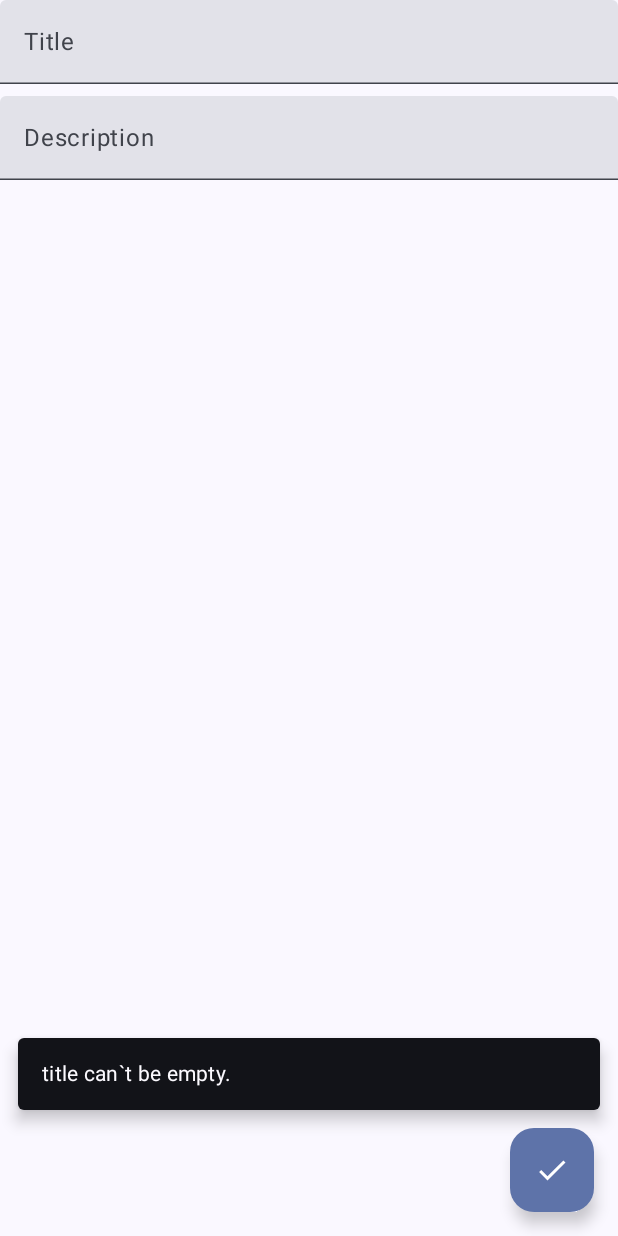
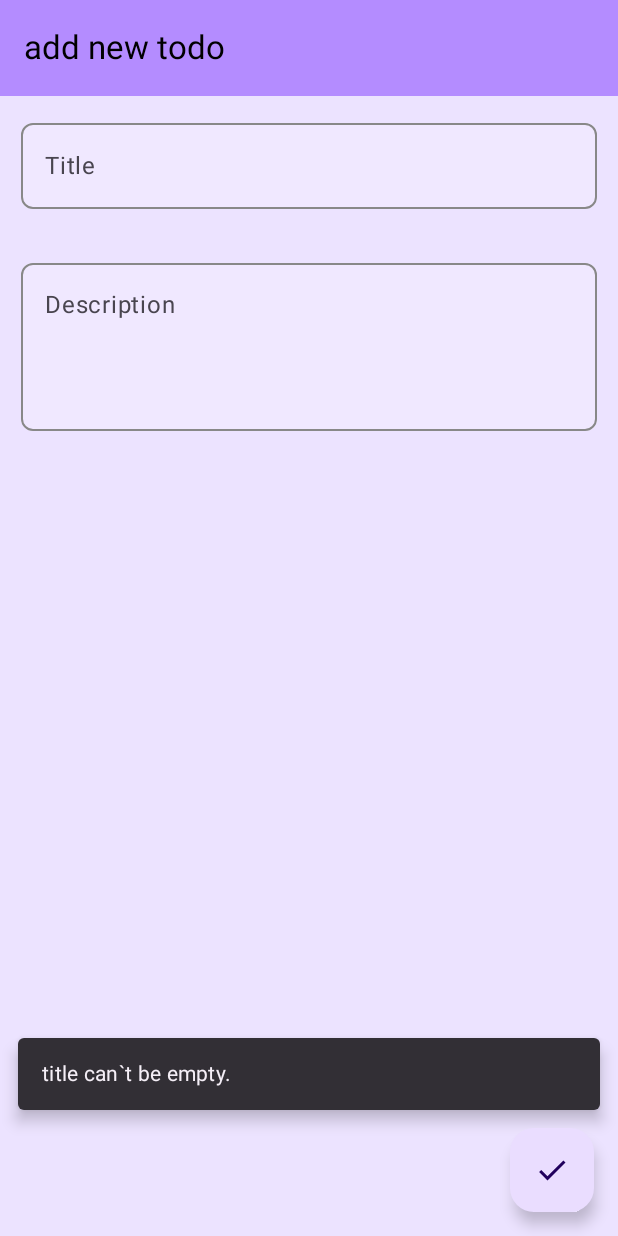
Before and after one commit to miladKz/TodoApp, an Android app built with Jetpack Compose: the composable AddEditTodoScreen shown on its own in the app's theme, after a tap on "save todo", on a phone screen of 412 x 824 dp. Run offline under Robolectric (Android 15) with nearby library versions, the phone set to English and light mode, and no system bars; our stand-ins replace Dagger/Hilt's generated code.

Commit message:
refactor: change UI addEditTodoScreen and refactor codes

```diff
--- a/app/src/main/java/kazemi/milad/android/todoapp/ui/add_edit_todo/AddEditTodoScreen.kt
+++ b/app/src/main/java/kazemi/milad/android/todoapp/ui/add_edit_todo/AddEditTodoScreen.kt
@@ -3,18 +3,18 @@ package kazemi.milad.android.todoapp.ui.add_edit_todo
 import androidx.compose.foundation.layout.Column
 import androidx.compose.foundation.layout.Spacer
 import androidx.compose.foundation.layout.fillMaxSize
-import androidx.compose.foundation.layout.fillMaxWidth
 import androidx.compose.foundation.layout.height
 import androidx.compose.foundation.layout.padding
 import androidx.compose.material.icons.Icons
 import androidx.compose.material.icons.filled.Check
+import androidx.compose.material3.ExperimentalMaterial3Api
 import androidx.compose.material3.FloatingActionButton
 import androidx.compose.material3.Icon
 import androidx.compose.material3.Scaffold
 import androidx.compose.material3.SnackbarHost
 import androidx.compose.material3.SnackbarHostState
 import androidx.compose.material3.Text
-import androidx.compose.material3.TextField
+import androidx.compose.material3.TopAppBar
 import androidx.compose.runtime.Composable
 import androidx.compose.runtime.LaunchedEffect
 import androidx.compose.runtime.remember
@@ -31,62 +31,92 @@ fun AddEditTodoScreen(
     viewModel: AddEditTodoViewModel = hiltViewModel()
 ) {
     val snackBarHostState = remember { SnackbarHostState() }
+
+    HandleUiEvents(viewModel, snackBarHostState, onPopBackStack)
+
+    Scaffold(
+        topBar = { TodoTopBar() },
+        snackbarHost = { SnackbarHost(snackBarHostState) },
+        modifier = Modifier.fillMaxSize(),
+        floatingActionButton = {
+            SaveTodoButton { viewModel.onEvent(AddEditTodoEvent.OnSaveTodoClick) }
+        }
+    ) { paddingValues ->
+        TodoContent(
+            viewModel = viewModel,
+            modifier = Modifier
+                .fillMaxSize()
+                .padding(paddingValues)
+        )
+    }
+}
+
+@Composable
+private fun HandleUiEvents(
+    viewModel: AddEditTodoViewModel,
+    snackBarHostState: SnackbarHostState,
+    onPopBackStack: () -> Unit
+) {
     LaunchedEffect(key1 = true) {
         viewModel.uiEvent.collect { event ->
             when (event) {
                 is UiEvent.PopBackStack -> onPopBackStack()
                 is UiEvent.ShowSnackBar -> {
                     snackBarHostState.showSnackbar(
-                        message = event.message, actionLabel = event.action
+                        message = event.message,
+                        actionLabel = event.action
                     )
                 }
 
                 else -> Unit
             }
-
+        }
     }
 }
 
-    Scaffold(
-        snackbarHost = { SnackbarHost(snackBarHostState) },
-        modifier = Modifier.fillMaxSize(),
-        floatingActionButton = {
-            FloatingActionButton(onClick = {
-                viewModel.onEvent(AddEditTodoEvent.OnSaveTodoClick)
-            }) {
-                Icon(Icons.Default.Check, contentDescription =
-                stringResource(R.string.save_todo))
+@OptIn(ExperimentalMaterial3Api::class)
+@Composable
+private fun TodoTopBar() {
+    TopAppBar(
+        title = { Text(stringResource(R.string.add_new_todo)) }
+    )
 }
-        }) { paddingValues ->
-        Column(
-            modifier = Modifier
-                .fillMaxSize()
-                .padding(paddingValues)
-        ) {
-            TextField(
-                value = viewModel.title, onValueChange = {
+
+@Composable
+private fun SaveTodoButton(onClick: () -> Unit) {
+    FloatingActionButton(onClick = onClick) {
+        Icon(
+            Icons.Default.Check,
+            contentDescription = stringResource(R.string.save_todo)
+        )
+    }
+}
+
+@Composable
+private fun TodoContent(viewModel: AddEditTodoViewModel, modifier: Modifier = Modifier) {
+    Column(modifier = modifier) {
+        Spacer(modifier = Modifier.height(4.dp))
+
+        // Title TextField
+        InputTextField(
+            value = viewModel.title,
+            onValueChange = {
                 viewModel.onEvent(AddEditTodoEvent.OnTitleChanged(it))
             },
-                placeholder = {
-                    Text(text = stringResource(R.string.title))
-                },
-                modifier = Modifier.fillMaxWidth()
+            placeholder = stringResource(R.string.title)
         )
 
         Spacer(modifier = Modifier.height(8.dp))
 
-            TextField(
-                value = viewModel.description, onValueChange = {
+        // Description TextField
+        InputTextField(
+            value = viewModel.description,
+            onValueChange = {
                 viewModel.onEvent(AddEditTodoEvent.OnDescriptionChanged(it))
             },
-                placeholder = {
-                    Text(text = stringResource(R.string.description))
-                },
-                modifier = Modifier.fillMaxWidth(),
-                singleLine = false,
+            placeholder = stringResource(R.string.description),
+            height = 140.dp,
             maxLines = 5
         )
     }
-
 }
-}
--- /dev/null
+++ b/app/src/main/java/kazemi/milad/android/todoapp/ui/add_edit_todo/InputTextField.kt
@@ -0,0 +1,63 @@
+package kazemi.milad.android.todoapp.ui.add_edit_todo
+
+import androidx.compose.foundation.background
+import androidx.compose.foundation.border
+import androidx.compose.foundation.layout.fillMaxWidth
+import androidx.compose.foundation.layout.height
+import androidx.compose.foundation.layout.padding
+import androidx.compose.foundation.shape.RoundedCornerShape
+import androidx.compose.material3.MaterialTheme
+import androidx.compose.material3.Text
+import androidx.compose.material3.TextField
+import androidx.compose.material3.TextFieldDefaults
+import androidx.compose.runtime.Composable
+import androidx.compose.ui.Modifier
+import androidx.compose.ui.graphics.Color
+import androidx.compose.ui.unit.Dp
+import androidx.compose.ui.unit.dp
+
+@Composable
+fun InputTextField(
+    value: String,
+    onValueChange: (String) -> Unit,
+    placeholder: String,
+    maxLines: Int = 1,
+    modifier: Modifier = Modifier,
+    height: Dp = 85.dp
+) {
+    TextField(
+        value = value,
+        onValueChange = onValueChange,
+        placeholder = {
+            Text(text = placeholder)
+        },
+        modifier = modifier
+            .then(defaultModifier(height)),
+        singleLine = maxLines <= 1,
+        maxLines = maxLines,
+        colors = textFieldColors(),
+        shape = RoundedCornerShape(8.dp)
+    )
+}
+
+private fun defaultModifier(height: Dp): Modifier = Modifier
+    .fillMaxWidth()
+    .height(height)
+    .padding(14.dp)
+    .background(
+        color = Color.White,
+        shape = RoundedCornerShape(8.dp)
+    )
+    .border(
+        width = 1.dp,
+        color = Color.Gray,
+        shape = RoundedCornerShape(8.dp)
+    )
+
+@Composable
+private fun textFieldColors() = TextFieldDefaults.colors(
+    unfocusedContainerColor = MaterialTheme.colorScheme.background,
+    focusedContainerColor = MaterialTheme.colorScheme.surfaceVariant,
+    focusedIndicatorColor = Color.Transparent,
+    unfocusedIndicatorColor = Color.Transparent,
+)
--- a/app/src/main/java/kazemi/milad/android/todoapp/ui/theme/Theme.kt
+++ b/app/src/main/java/kazemi/milad/android/todoapp/ui/theme/Theme.kt
@@ -9,35 +9,43 @@ import androidx.compose.material3.dynamicDarkColorScheme
 import androidx.compose.material3.dynamicLightColorScheme
 import androidx.compose.material3.lightColorScheme
 import androidx.compose.runtime.Composable
+import androidx.compose.ui.graphics.Color
 import androidx.compose.ui.platform.LocalContext
 
 private val DarkColorScheme = darkColorScheme(
     primary = Purple80,
     secondary = PurpleGrey80,
-    tertiary = Pink80
+    tertiary = Pink80,
+    background = Color(0xFF4F053C),
+    surface = Color(0xFFE00000),
+    onPrimary = Color(0xFF5120E1),
+    onSecondary = Color(0xFF070017),
+    onTertiary = Color(0xFF4F14FF),
+    onBackground = Color(0xFF39D701),
+    onSurface = Color(0xFF00D0F5),
+
 )
+
 
 private val LightColorScheme = lightColorScheme(
     primary = Purple40,
     secondary = PurpleGrey40,
-    tertiary = Pink40
-
-    /* Other default colors to override
-    background = Color(0xFFFFFBFE),
-    surface = Color(0xFFFFFBFE),
-    onPrimary = Color.White,
-    onSecondary = Color.White,
-    onTertiary = Color.White,
-    onBackground = Color(0xFF1C1B1F),
-    onSurface = Color(0xFF1C1B1F),
-    */
+    tertiary = Pink40 ,
+    background = Color(0xC8ECE2FF),
+    surface = Color(0xFFB48CFF),
+    onPrimary = Color(0xFF5120E1),
+    onSecondary = Color(0xFF070017),
+    onTertiary = Color(0xFF4F14FF),
+    onBackground = Color(0xFF000000),
+    surfaceVariant = Color(0xC8EBFFE2),
+    onSurface = Color(0xFF000000),
 )
 
 @Composable
 fun TodoAppTheme(
     darkTheme: Boolean = isSystemInDarkTheme(),
     // Dynamic color is available on Android 12+
-    dynamicColor: Boolean = true,
+    dynamicColor: Boolean = false,
     content: @Composable () -> Unit
 ) {
     val colorScheme = when {
```
Lines whose indentation alone changed are shown as unchanged.
